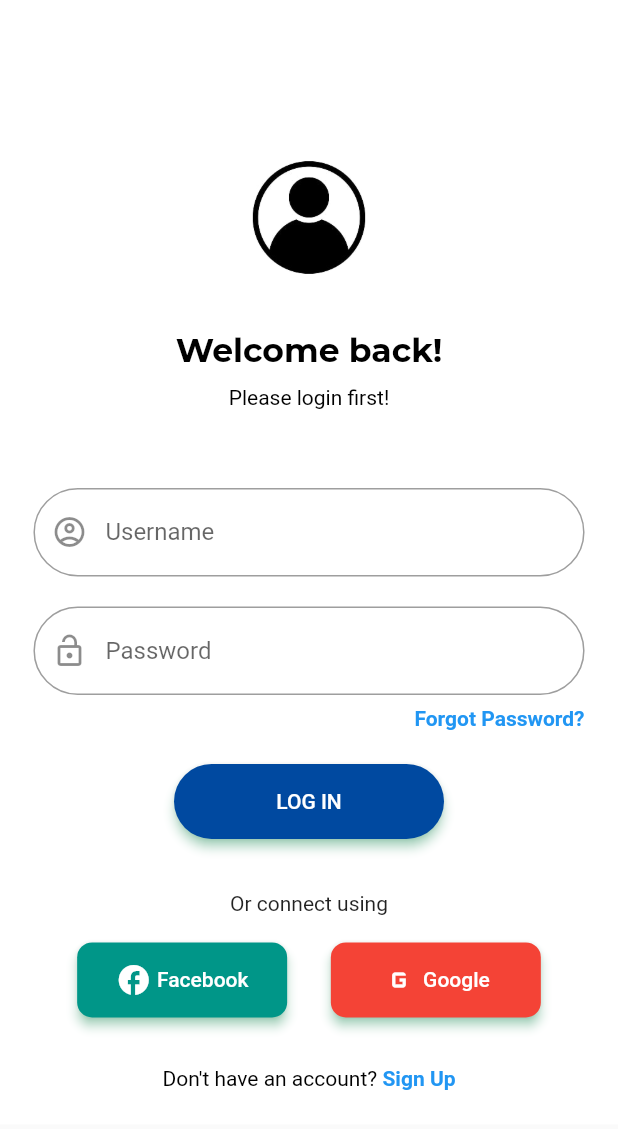
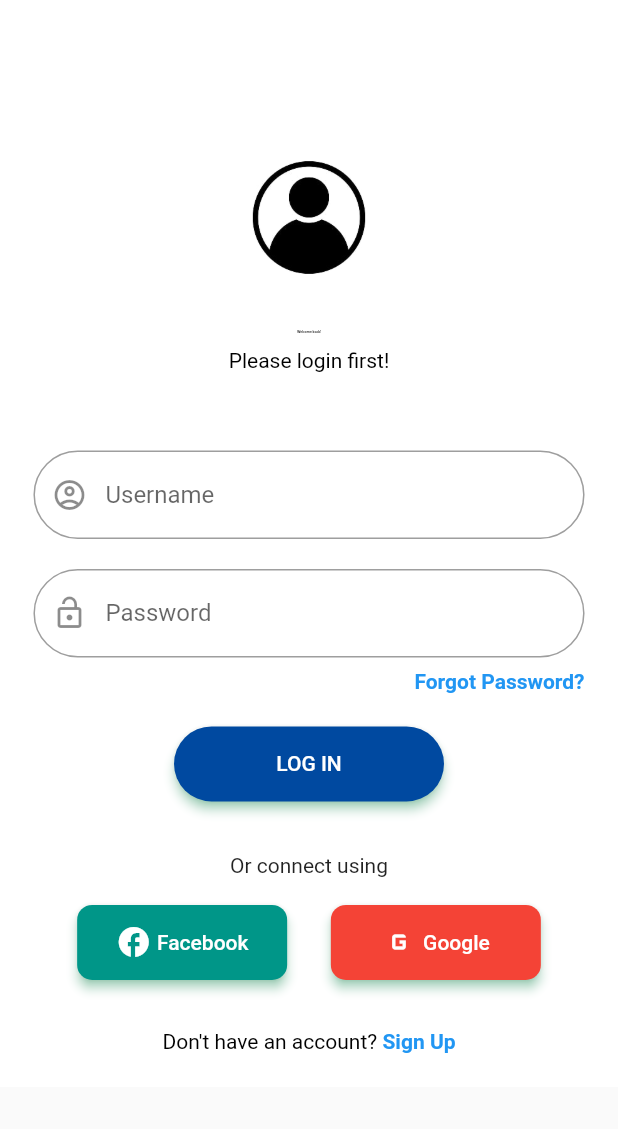
Before and after one commit to NirajThagunna/Flutter-Projects, a Flutter app: the screen it shows after launch, on a phone screen of 412 x 824 dp. Shown: the top 1129 px of the screen. Run offline on Flutter 3.47's test engine with Material 2 defaults, Android fonts, the phone set to English and light mode, and no system bars; our stand-ins replace google_fonts.

Commit message:
Updated Page

```diff
--- a/signup_login_page/lib/main.dart
+++ b/signup_login_page/lib/main.dart
@@ -60,7 +60,7 @@ class _MyHomePageState extends State<MyHomePage> {
                 style: GoogleFonts.montserrat(
                   color: Colors.black,
                   fontWeight: FontWeight.w700,
-                  fontSize: 22,
+                  fontSize: 2
                 ),
               ),
               const SizedBox(
```
